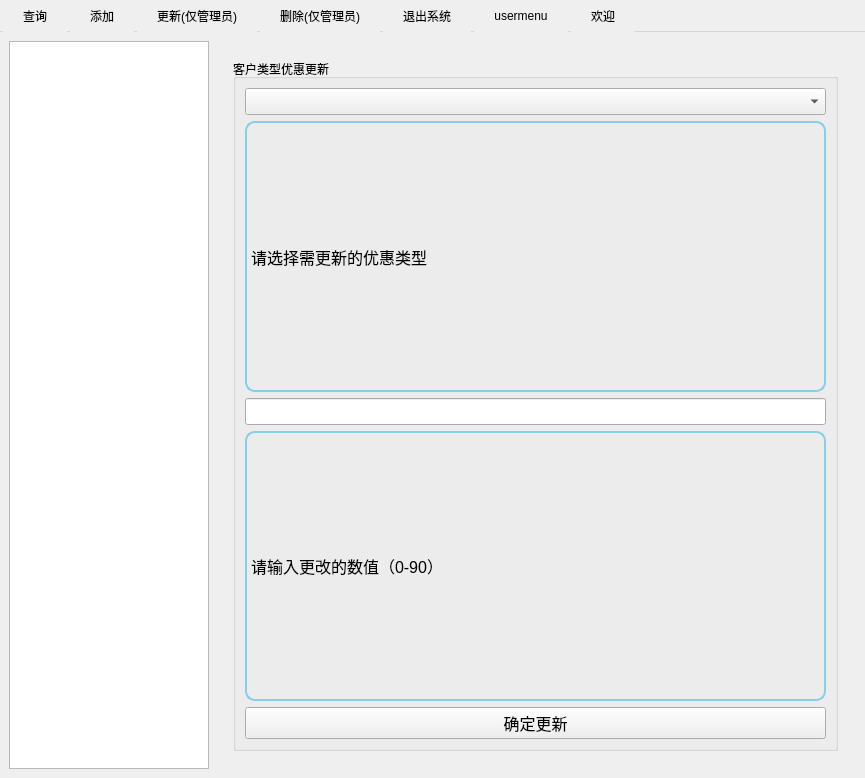
Old version of the form MainWindow/flightmanager.ui in the repository Greenhandyanjx/316new_flight.
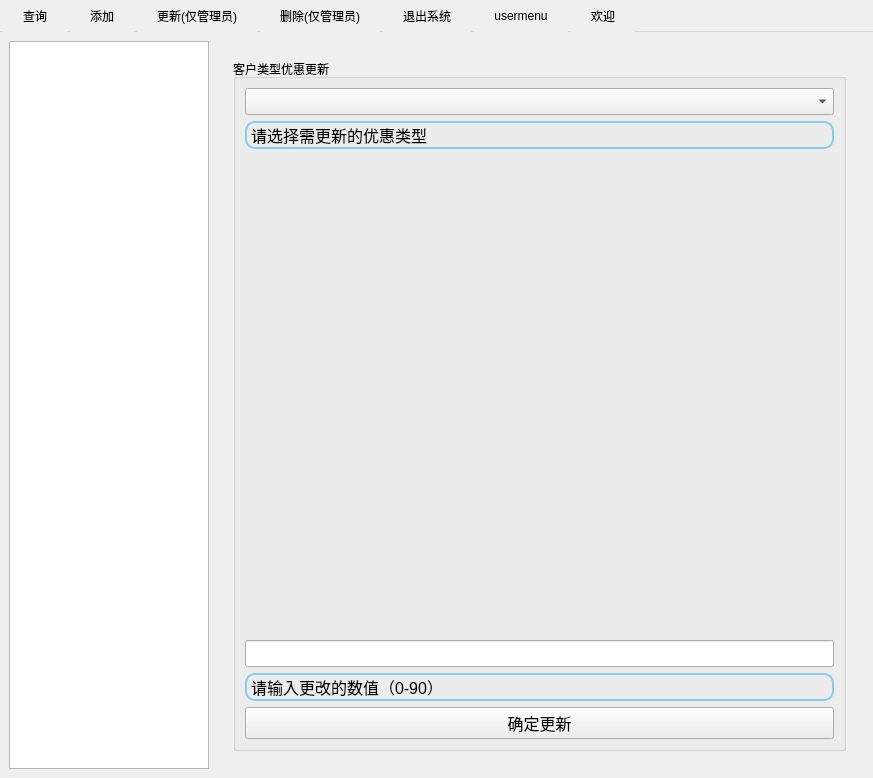
New version of the form. The open tabs and pages were chosen to show the change. Icons and pictures are not drawn.

Patch:
```diff
--- a/MainWindow/flightmanager.ui
+++ b/MainWindow/flightmanager.ui
@@ -6,10 +6,15 @@
    <rect>
     <x>0</x>
     <y>0</y>
-    <width>865</width>
-    <height>652</height>
+    <width>873</width>
+    <height>708</height>
    </rect>
   </property>
+  <property name="font">
+   <font>
+    <pointsize>9</pointsize>
+   </font>
+  </property>
   <property name="windowTitle">
    <string>316航空公司</string>
   </property>
@@ -1579,6 +1584,19 @@
                      </property>
                     </widget>
                    </item>
+                   <item>
+                    <spacer name="verticalSpacer_2">
+                     <property name="orientation">
+                      <enum>Qt::Orientation::Vertical</enum>
+                     </property>
+                     <property name="sizeHint" stdset="0">
+                      <size>
+                       <width>20</width>
+                       <height>40</height>
+                      </size>
+                     </property>
+                    </spacer>
+                   </item>
                    <item>
                     <widget class="QLineEdit" name="chgtypinline">
                      <property name="font">
@@ -2500,8 +2518,8 @@
     <rect>
      <x>0</x>
      <y>0</y>
-     <width>865</width>
-     <height>34</height>
+     <width>873</width>
+     <height>33</height>
     </rect>
    </property>
    <property name="styleSheet">
```
Left out of the diff: 48 changed lines with no effect on the pictures.
